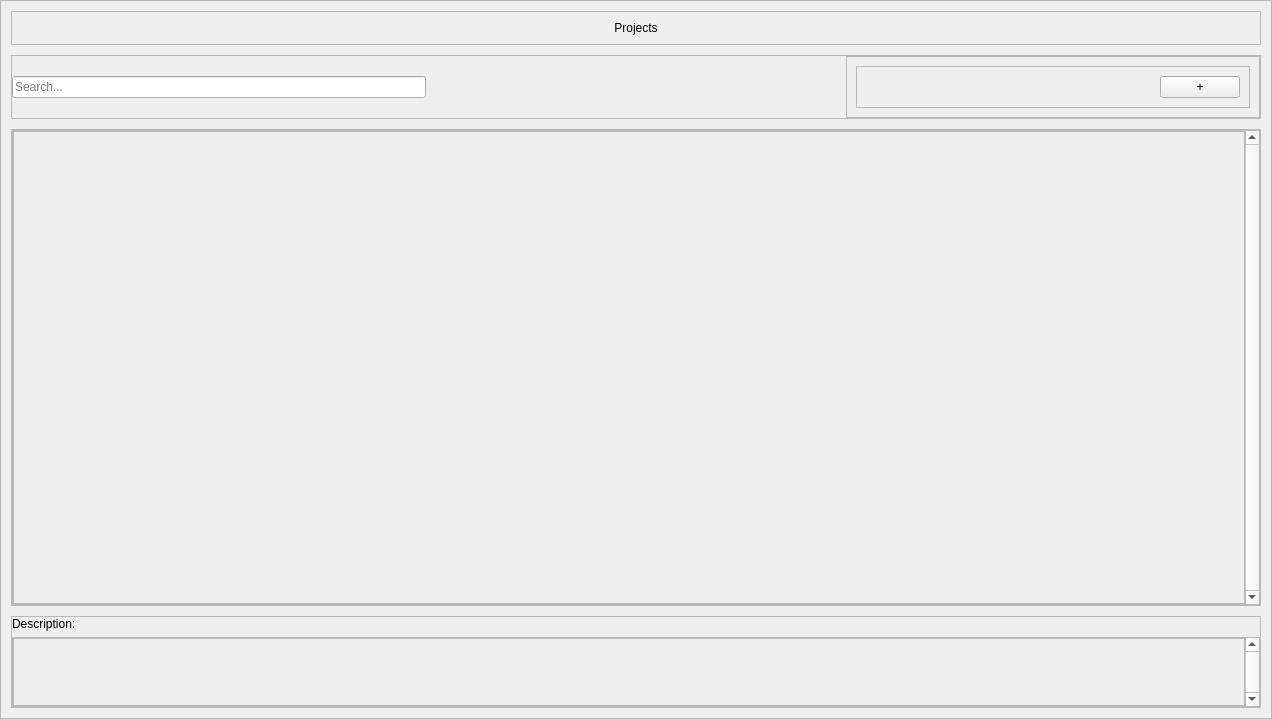
This is ProjectManager/UiWindows/ProjectWindow.ui in hamkj008/ProjectManager as Qt 5 draws it before an edit. The edited form follows.
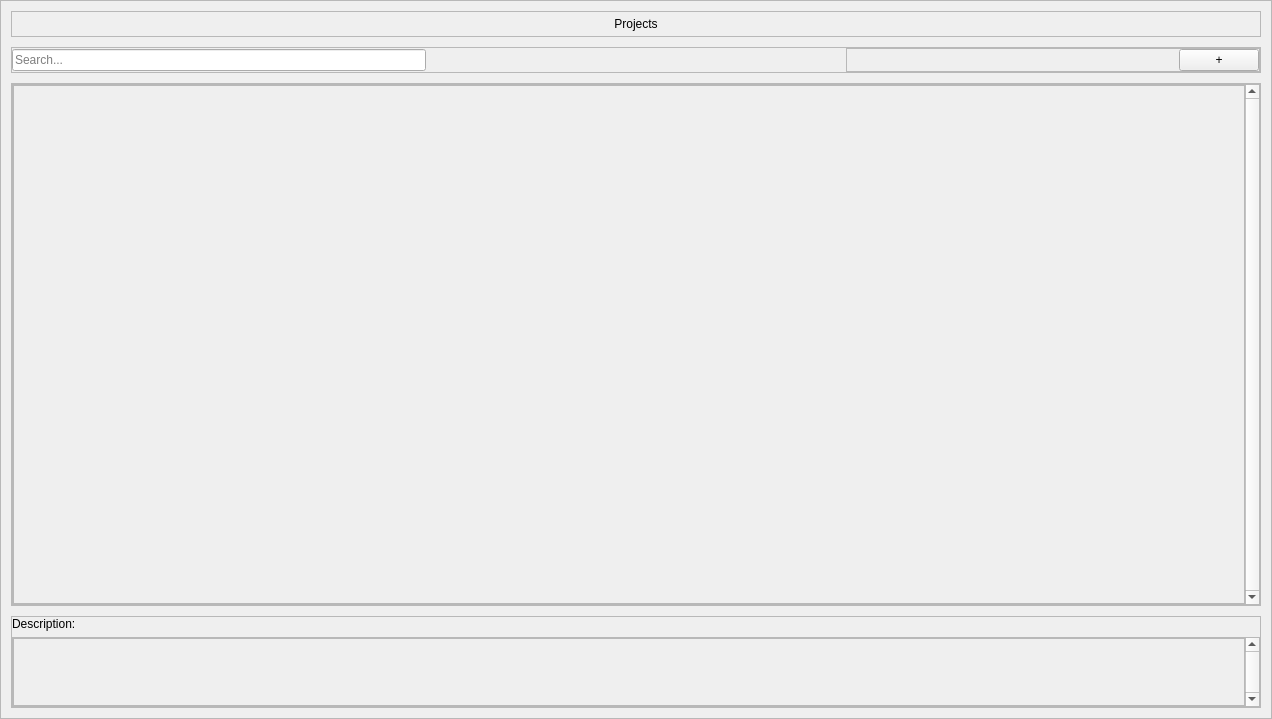
This is the edited form.

Commit message: added in additional error frames, minor tweaks and bug fixes

```diff
--- a/ProjectManager/UiWindows/ProjectWindow.ui
+++ b/ProjectManager/UiWindows/ProjectWindow.ui
@@ -62,6 +62,18 @@
          <enum>QFrame::Raised</enum>
         </property>
         <layout class="QHBoxLayout" name="horizontalLayout_8">
+         <property name="leftMargin">
+          <number>0</number>
+         </property>
+         <property name="topMargin">
+          <number>5</number>
+         </property>
+         <property name="rightMargin">
+          <number>0</number>
+         </property>
+         <property name="bottomMargin">
+          <number>5</number>
+         </property>
          <item>
           <widget class="QLabel" name="TitleLabel">
            <property name="text">
@@ -137,15 +149,18 @@
             <enum>QFrame::Raised</enum>
            </property>
            <layout class="QHBoxLayout" name="horizontalLayout_11">
-            <item>
-             <widget class="QFrame" name="HorizontalFrame_2">
-              <property name="frameShape">
-               <enum>QFrame::StyledPanel</enum>
-              </property>
-              <property name="frameShadow">
-               <enum>QFrame::Raised</enum>
-              </property>
-              <layout class="QHBoxLayout" name="horizontalLayout_12">
+            <property name="leftMargin">
+             <number>0</number>
+            </property>
+            <property name="topMargin">
+             <number>0</number>
+            </property>
+            <property name="rightMargin">
+             <number>0</number>
+            </property>
+            <property name="bottomMargin">
+             <number>0</number>
+            </property>
                <item>
                 <spacer name="horizontalSpacer_2">
                  <property name="orientation">
@@ -178,9 +193,6 @@
            </layout>
           </widget>
          </item>
-        </layout>
-       </widget>
-      </item>
       <item>
        <widget class="QFrame" name="ProjectFrame">
         <property name="sizePolicy">
@@ -225,7 +237,7 @@
               <x>0</x>
               <y>0</y>
               <width>1229</width>
-              <height>466</height>
+              <height>512</height>
              </rect>
             </property>
             <layout class="QVBoxLayout" name="verticalLayout_4">
```
Lines whose indentation alone changed are shown as unchanged. The commit also changes 32 other files.
